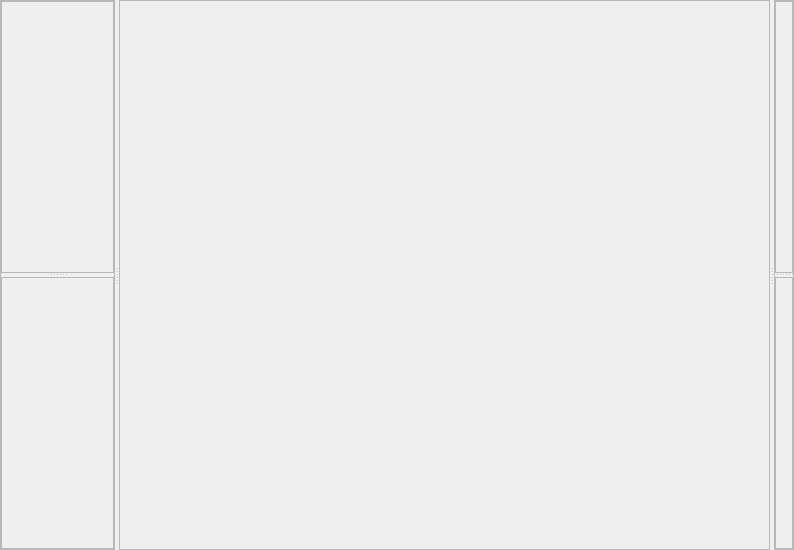
Old version of the form xdart/experiments/ttheta_scan/gui/tthetaUI.ui in the repository rwalroth/xdart.
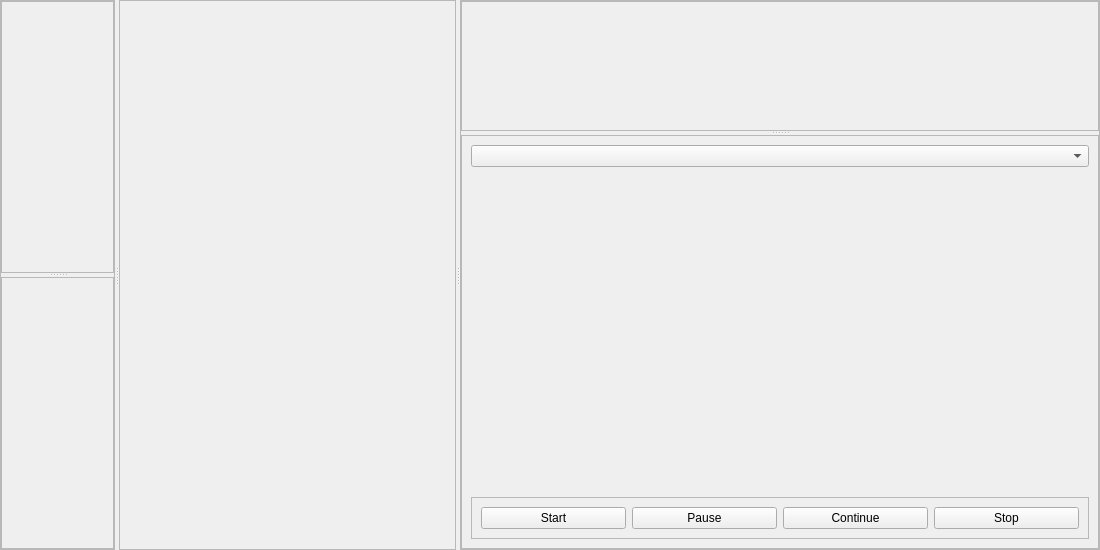
New version of the form.

Commit message:
UNTESTED BUILD: Spec wrangler implemented
Spec wrangler has been implemented but not tested

```diff
--- a/xdart/experiments/ttheta_scan/gui/tthetaUI.ui
+++ b/xdart/experiments/ttheta_scan/gui/tthetaUI.ui
@@ -6,7 +6,7 @@
    <rect>
     <x>0</x>
     <y>0</y>
-    <width>794</width>
+    <width>1100</width>
     <height>550</height>
    </rect>
   </property>
@@ -148,6 +148,54 @@
           <property name="frameShadow">
            <enum>QFrame::Raised</enum>
           </property>
+          <layout class="QVBoxLayout" name="verticalLayout">
+           <item>
+            <widget class="QComboBox" name="wranglerBox"/>
+           </item>
+           <item>
+            <widget class="QStackedWidget" name="wranglerStack"/>
+           </item>
+           <item>
+            <widget class="QFrame" name="frame">
+             <property name="frameShape">
+              <enum>QFrame::StyledPanel</enum>
+             </property>
+             <property name="frameShadow">
+              <enum>QFrame::Raised</enum>
+             </property>
+             <layout class="QHBoxLayout" name="horizontalLayout_2">
+              <item>
+               <widget class="QPushButton" name="batchStart">
+                <property name="text">
+                 <string>Start</string>
+                </property>
+               </widget>
+              </item>
+              <item>
+               <widget class="QPushButton" name="batchPause">
+                <property name="text">
+                 <string>Pause</string>
+                </property>
+               </widget>
+              </item>
+              <item>
+               <widget class="QPushButton" name="batchContinue">
+                <property name="text">
+                 <string>Continue</string>
+                </property>
+               </widget>
+              </item>
+              <item>
+               <widget class="QPushButton" name="batchStop">
+                <property name="text">
+                 <string>Stop</string>
+                </property>
+               </widget>
+              </item>
+             </layout>
+            </widget>
+           </item>
+          </layout>
          </widget>
         </widget>
        </item>
```
Left out of the diff: 19 changed lines with no effect on the pictures. The commit also changes 8 other files.
